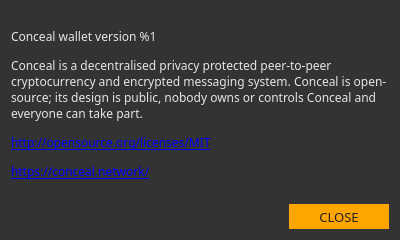
Qt form src/gui/ui/aboutdialog.ui (Pennykoin/PKGui) before a commit.
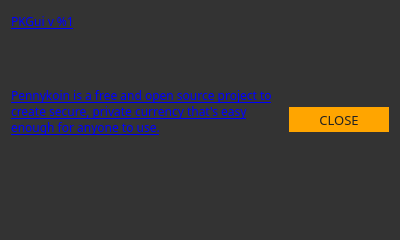
The same form after that commit.

```diff
--- a/src/gui/ui/aboutdialog.ui
+++ b/src/gui/ui/aboutdialog.ui
@@ -34,7 +34,22 @@
   <property name="styleSheet">
    <string notr="true">background-color: #333; color: #e5e5e5;</string>
   </property>
-  <layout class="QVBoxLayout" name="verticalLayout" stretch="0,0">
+  <layout class="QVBoxLayout" name="verticalLayout" stretch="0">
+   <item>
+    <layout class="QHBoxLayout" name="horizontalLayout">
+     <item>
+      <spacer name="horizontalSpacer">
+       <property name="orientation">
+        <enum>Qt::Horizontal</enum>
+       </property>
+       <property name="sizeHint" stdset="0">
+        <size>
+         <width>40</width>
+         <height>20</height>
+        </size>
+       </property>
+      </spacer>
+     </item>
    <item>
     <widget class="QLabel" name="m_aboutLabel">
      <property name="sizePolicy">
@@ -50,7 +65,7 @@
       </font>
      </property>
      <property name="text">
-      <string>&lt;html&gt;&lt;head/&gt;&lt;body&gt;&lt;p&gt;Conceal wallet version %1&lt;/p&gt;&lt;p&gt;Conceal is a decentralised privacy protected peer-to-peer cryptocurrency and encrypted messaging system. Conceal is open-source; its design is public, nobody owns or controls Conceal and everyone can take part.&lt;/p&gt;&lt;p&gt;&lt;a href=&quot;http://opensource.org/licenses/MIT&quot;&gt;&lt;span style=&quot; text-decoration: underline; color:#0000ff;&quot;&gt;http://opensource.org/licenses/MIT&lt;/span&gt;&lt;/a&gt;&lt;/p&gt;&lt;p&gt;&lt;a href=&quot;https://conceal.network/&quot;&gt;&lt;span style=&quot; text-decoration: underline; color:#0000ff;&quot;&gt;https://conceal.network/&lt;/span&gt;&lt;/a&gt;&lt;/p&gt;&lt;/body&gt;&lt;/html&gt;</string>
+        <string>&lt;html&gt;&lt;head/&gt;&lt;body&gt;&lt;p&gt;&lt;a href=&quot;https://conceal.network/&quot;&gt;&lt;span style=&quot; text-decoration: underline; color:#0000ff;&quot;&gt;PKGui v %1&lt;/span&gt;&lt;/a&gt;&lt;/p&gt;&lt;p&gt;&lt;br/&gt;&lt;/p&gt;&lt;p&gt;&lt;a href=&quot;https://conceal.network/&quot;&gt;&lt;span style=&quot; text-decoration: underline; color:#0000ff;&quot;&gt;  Pennykoin is a free and open source project to create secure, private currency that's easy enough for anyone to use.&lt;/span&gt;&lt;/a&gt;&lt;/p&gt;&lt;p&gt;&lt;br/&gt;&lt;/p&gt;&lt;p&gt;&lt;br/&gt;&lt;/p&gt;&lt;/body&gt;&lt;/html&gt;</string>
      </property>
      <property name="textFormat">
       <enum>Qt::RichText</enum>
@@ -62,21 +77,6 @@
       <bool>true</bool>
      </property>
     </widget>
-   </item>
-   <item>
-    <layout class="QHBoxLayout" name="horizontalLayout">
-     <item>
-      <spacer name="horizontalSpacer">
-       <property name="orientation">
-        <enum>Qt::Horizontal</enum>
-       </property>
-       <property name="sizeHint" stdset="0">
-        <size>
-         <width>40</width>
-         <height>20</height>
-        </size>
-       </property>
-      </spacer>
      </item>
      <item>
       <widget class="QPushButton" name="m_closeButton">
```
Lines whose indentation alone changed are shown as unchanged.
